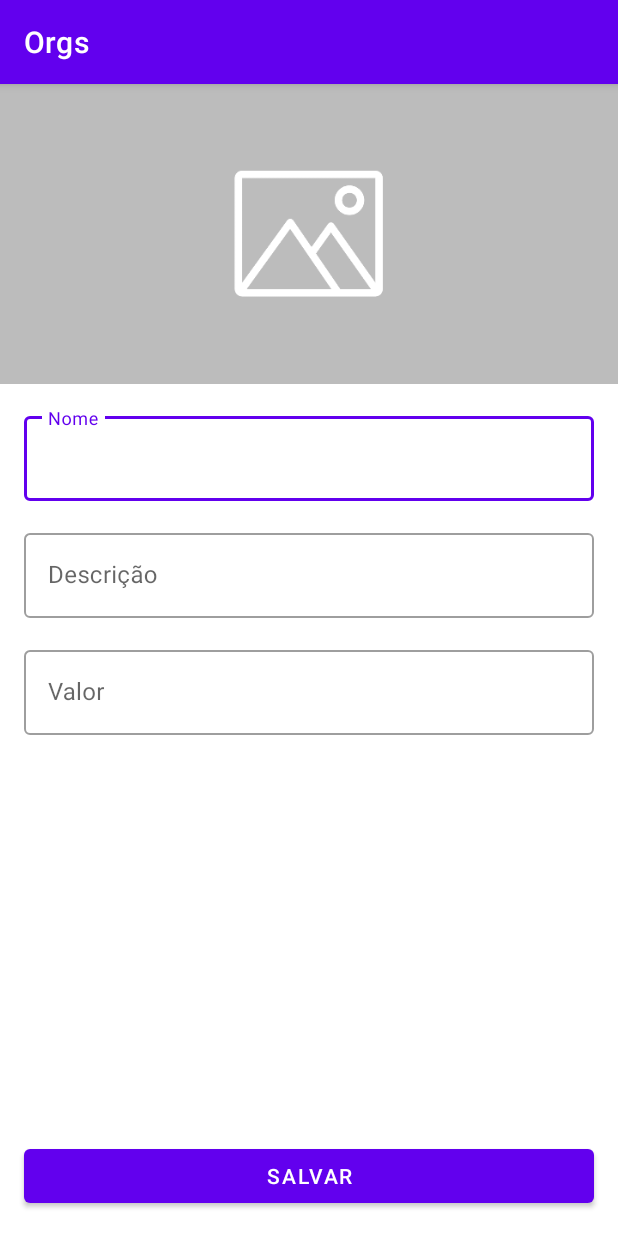
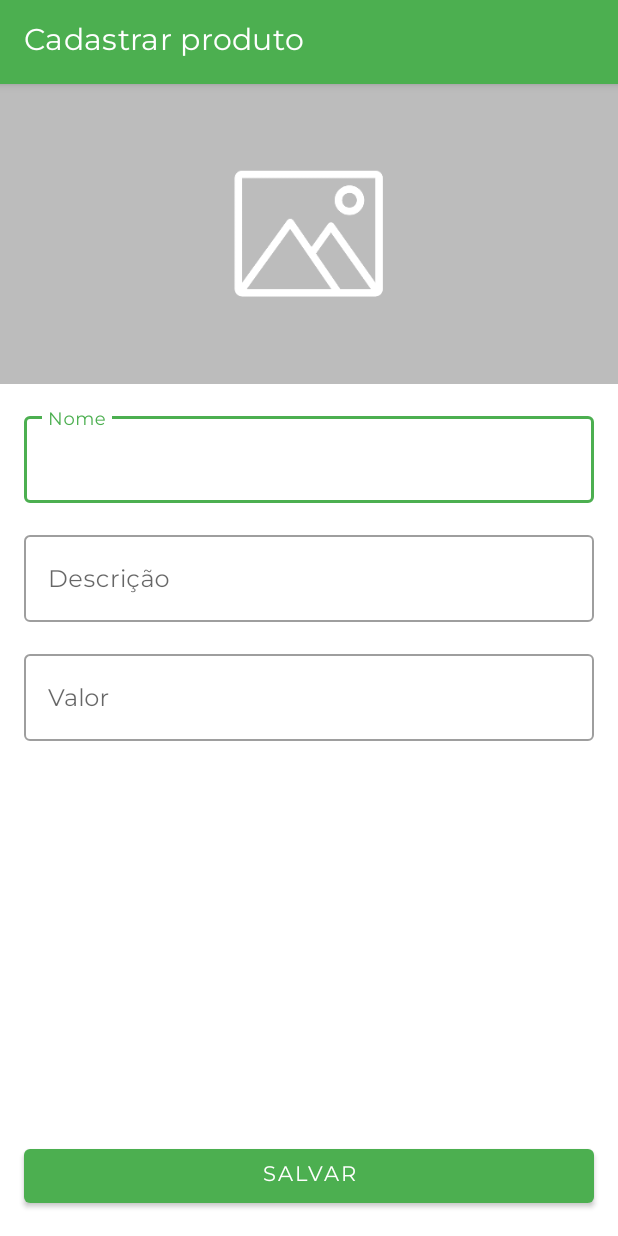
Before and after one commit to pedroabreudev/Alura_Kotlin_Android, an Android app: the FormularioProdutoActivity screen opened directly, with no data from a screen before it, on a phone screen of 412 x 824 dp. Run offline under Robolectric (Android 15) with nearby library versions, the phone set to English and light mode, and no system bars; libraries missing offline, so code that uses them is left out: coil.decode.

Commit message:
feat: Personalizando o Theme.

```diff
--- a/Projeto/Orgs/app/src/main/java/br/com/pedroabreudev/orgs/ui/activity/FormularioProdutoActivity.kt
+++ b/Projeto/Orgs/app/src/main/java/br/com/pedroabreudev/orgs/ui/activity/FormularioProdutoActivity.kt
@@ -25,6 +25,7 @@ class FormularioProdutoActivity : AppCompatActivity() {
     override fun onCreate(savedInstanceState: Bundle?) {
         super.onCreate(savedInstanceState)
         setContentView(binding.root)
+        title = "Cadastrar produto"
         configuraBotaoSalvar()
         binding.activityFormularioProdutoImagem.setOnClickListener {
             FormularioImagemDialog(this).mostra(url) { imagem ->
--- a/Projeto/Orgs/app/src/main/res/values/colors.xml
+++ b/Projeto/Orgs/app/src/main/res/values/colors.xml
@@ -7,4 +7,12 @@
     <color name="teal_700">#FF018786</color>
     <color name="black">#FF000000</color>
     <color name="white">#FFFFFFFF</color>
+
+    <color name="colorPrimary">#4CAF50</color>
+    <color name="colorPrimaryVariant">#00701a</color>
+    <color name="colorOnPrimary">#ffffff</color>
+
+    <color name="colorSecondary">#43a047</color>
+    <color name="colorSecondaryVariant">#76d275</color>
+    <color name="colorOnSecondary">#ffffff</color>
 </resources>
--- a/Projeto/Orgs/app/src/main/res/values/themes.xml
+++ b/Projeto/Orgs/app/src/main/res/values/themes.xml
@@ -2,15 +2,17 @@
     <!-- Base application theme. -->
     <style name="Theme.Orgs" parent="Theme.MaterialComponents.DayNight.DarkActionBar">
         <!-- Primary brand color. -->
-        <item name="colorPrimary">@color/purple_500</item>
-        <item name="colorPrimaryVariant">@color/purple_700</item>
-        <item name="colorOnPrimary">@color/white</item>
+        <item name="colorPrimary">@color/colorPrimary</item>
+        <item name="colorPrimaryVariant">@color/colorPrimaryVariant</item>
+        <item name="colorOnPrimary">@color/colorOnPrimary</item>
         <!-- Secondary brand color. -->
-        <item name="colorSecondary">@color/teal_200</item>
-        <item name="colorSecondaryVariant">@color/teal_700</item>
-        <item name="colorOnSecondary">@color/black</item>
+        <item name="colorSecondary">@color/colorSecondary</item>
+        <item name="colorSecondaryVariant">@color/colorSecondaryVariant</item>
+        <item name="colorOnSecondary">@color/colorOnSecondary</item>
         <!-- Status bar color. -->
-        <item name="android:statusBarColor">?attr/colorPrimaryVariant</item>
+        <item name="android:statusBarColor" tools:targetApi="l">?attr/colorPrimaryVariant</item>
         <!-- Customize your theme here. -->
+
+        <item name="android:fontFamily">@font/montserrat</item>
     </style>
 </resources>
```
